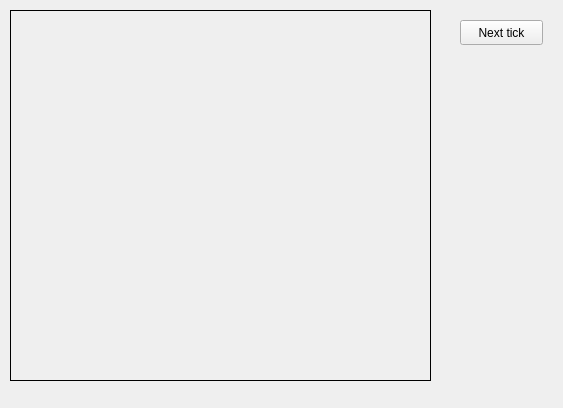
EVE-Team/simulation, file mainwindow.ui: the form before one commit.
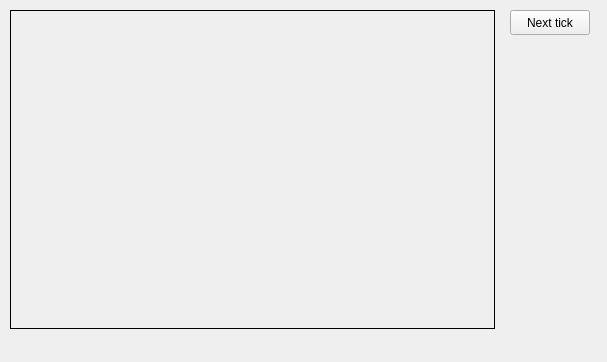
The form after the commit.

Commit message: Make main window resizeable

```diff
--- a/mainwindow.ui
+++ b/mainwindow.ui
@@ -6,34 +6,21 @@
    <rect>
     <x>0</x>
     <y>0</y>
-    <width>563</width>
-    <height>408</height>
+    <width>607</width>
+    <height>362</height>
    </rect>
   </property>
   <property name="windowTitle">
    <string>MainWindow</string>
   </property>
   <widget class="QWidget" name="centralWidget">
-   <widget class="QPushButton" name="pushButton">
-    <property name="geometry">
-     <rect>
-      <x>460</x>
-      <y>20</y>
-      <width>83</width>
-      <height>25</height>
-     </rect>
-    </property>
-    <property name="text">
-     <string>Next tick</string>
-    </property>
-   </widget>
    <widget class="QLabel" name="lblDrawArea">
     <property name="geometry">
      <rect>
       <x>10</x>
       <y>10</y>
-      <width>421</width>
-      <height>371</height>
+      <width>485</width>
+      <height>319</height>
      </rect>
     </property>
     <property name="cursor">
@@ -46,6 +33,25 @@
      <string/>
     </property>
    </widget>
+   <widget class="QPushButton" name="btnTick">
+    <property name="geometry">
+     <rect>
+      <x>510</x>
+      <y>10</y>
+      <width>80</width>
+      <height>25</height>
+     </rect>
+    </property>
+    <property name="sizePolicy">
+     <sizepolicy hsizetype="Fixed" vsizetype="Fixed">
+      <horstretch>0</horstretch>
+      <verstretch>0</verstretch>
+     </sizepolicy>
+    </property>
+    <property name="text">
+     <string>Next tick</string>
+    </property>
+   </widget>
   </widget>
  </widget>
  <layoutdefault spacing="6" margin="11"/>
```
Left out of the diff: 2 changed lines with no effect on the pictures. The commit also changes 3 other files.
